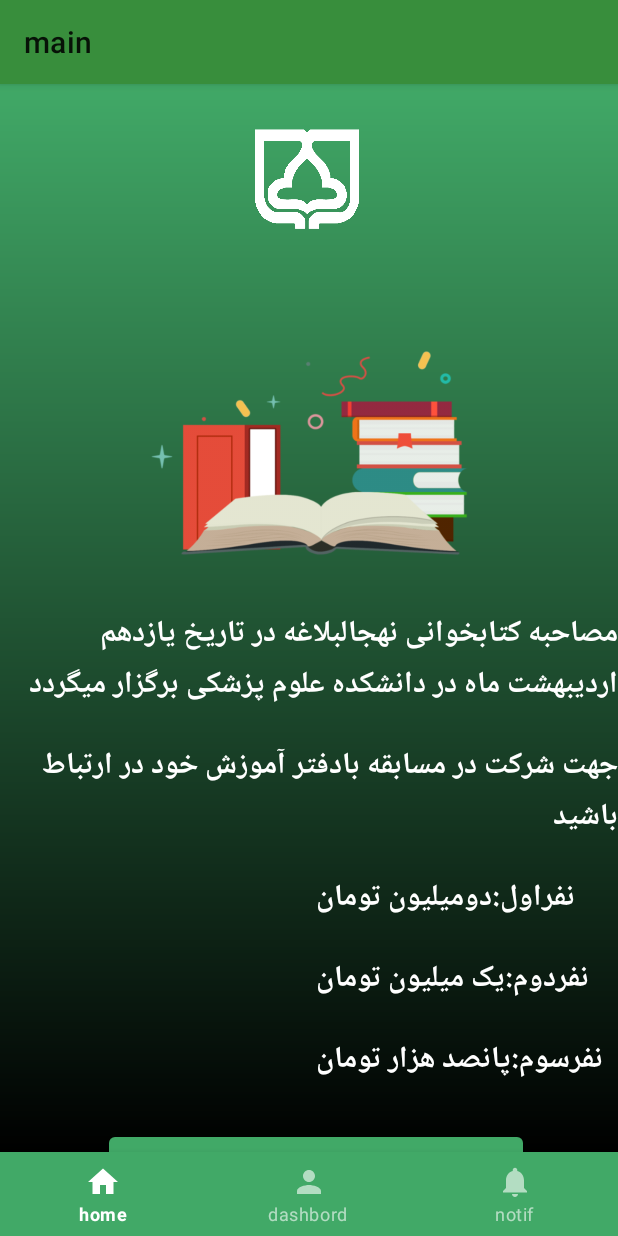
After one commit to Amirft79/semnanuni, an Android app: the ReadBookFragment screen opened through its navigation route, on a phone screen of 412 x 824 dp. The commit adds this screen. Run offline under Robolectric (Android 15) with nearby library versions, the phone set to English and light mode, and no system bars; our stand-ins replace navigation-ui.

Commit message:
commit for the readBook fragment

```diff
--- a/app/src/main/java/ir/ac/semnan/golestan/app/mysemnanuni/ui/DashboardFragment.kt
+++ b/app/src/main/java/ir/ac/semnan/golestan/app/mysemnanuni/ui/DashboardFragment.kt
@@ -65,5 +65,9 @@ class DashboardFragment : Fragment() {
             val action=DashboardFragmentDirections.actionDashboardFragmentToPhoneFragment()
             navController.navigate(action)
         }
+        binding.cardTwo.setOnClickListener {
+            val action=DashboardFragmentDirections.actionDashboardFragmentToReadBookFragment()
+            navController.navigate(action)
+        }
     }
 }
--- /dev/null
+++ b/app/src/main/java/ir/ac/semnan/golestan/app/mysemnanuni/ui/ReadBookFragment.kt
@@ -0,0 +1,34 @@
+package ir.ac.semnan.golestan.app.mysemnanuni.ui
+
+import android.os.Bundle
+import androidx.fragment.app.Fragment
+import android.view.LayoutInflater
+import android.view.View
+import android.view.ViewGroup
+import ir.ac.semnan.golestan.app.mysemnanuni.R
+import ir.ac.semnan.golestan.app.mysemnanuni.databinding.FragmentReadBookBinding
+
+class ReadBookFragment : Fragment() {
+
+    var _Binding:FragmentReadBookBinding?=null
+    val binding get() = _Binding!!
+
+
+
+
+    override fun onCreate(savedInstanceState: Bundle?) {
+        super.onCreate(savedInstanceState)
+
+    }
+
+    override fun onCreateView(
+        inflater: LayoutInflater, container: ViewGroup?,
+        savedInstanceState: Bundle?
+    ): View? {
+
+        _Binding=FragmentReadBookBinding.inflate(layoutInflater)
+        return binding.root
+
+    }
+
+}
--- /dev/null
+++ b/app/src/main/res/layout/fragment_read_book.xml
@@ -0,0 +1,130 @@
+<?xml version="1.0" encoding="utf-8"?>
+<FrameLayout xmlns:android="http://schemas.android.com/apk/res/android"
+    xmlns:tools="http://schemas.android.com/tools"
+    android:layout_width="match_parent"
+    android:layout_height="match_parent"
+    xmlns:app="http://schemas.android.com/apk/res-auto"
+    android:background="@drawable/main_shape_geradiant"
+    tools:context=".ui.ReadBookFragment">
+
+    <androidx.constraintlayout.widget.ConstraintLayout
+        android:layout_width="match_parent"
+        android:layout_height="match_parent">
+
+        <ImageView
+            android:id="@+id/iv_logo"
+            android:layout_width="150dp"
+            android:layout_height="150dp"
+            android:src="@drawable/semnamunilogo"
+            app:layout_constraintStart_toStartOf="parent"
+            app:layout_constraintEnd_toEndOf="parent"
+            app:layout_constraintTop_toTopOf="parent">
+        </ImageView>
+
+        <ImageView
+            android:id="@+id/iv_readBook"
+            android:layout_width="300dp"
+            android:layout_height="200dp"
+            app:layout_constraintStart_toStartOf="parent"
+            app:layout_constraintEnd_toEndOf="parent"
+            app:layout_constraintTop_toBottomOf="@id/iv_logo"
+            android:src="@drawable/readbook">
+        </ImageView>
+
+
+        <TextView
+            android:id="@+id/tv_1"
+            android:layout_width="wrap_content"
+            android:layout_height="wrap_content"
+            app:layout_constraintEnd_toEndOf="parent"
+            app:layout_constraintTop_toBottomOf="@id/iv_readBook"
+            android:textColor="#ffffff"
+            android:textSize="20sp"
+            android:textStyle="bold"
+            android:text="مصاحبه کتابخوانی نهجالبلاغه در تاریخ یازدهم اردیبهشت ماه در دانشکده علوم پزشکی برگزار میگردد">
+        </TextView>
+
+        <TextView
+            android:id="@+id/tv_2"
+            android:layout_width="wrap_content"
+            android:layout_height="wrap_content"
+            app:layout_constraintEnd_toEndOf="@id/tv_1"
+            app:layout_constraintTop_toBottomOf="@id/tv_1"
+            android:textColor="#ffffff"
+            android:textSize="20sp"
+            android:textStyle="bold"
+            android:layout_marginTop="20dp"
+            android:text="جهت شرکت در مسابقه بادفتر آموزش خود در ارتباط باشید">
+        </TextView>
+
+        <LinearLayout
+            android:id="@+id/linearLayout"
+            android:layout_width="wrap_content"
+            android:layout_height="wrap_content"
+            android:orientation="vertical"
+            app:layout_constraintEnd_toEndOf="parent"
+            app:layout_constraintTop_toBottomOf="@id/tv_2">
+
+            <TextView
+                android:id="@+id/tv_3"
+                android:layout_width="wrap_content"
+                android:layout_height="wrap_content"
+                android:layout_marginTop="20dp"
+                android:layout_marginEnd="10dp"
+                android:text="نفراول:دومیلیون تومان"
+                android:textColor="#ffffff"
+                android:textSize="20sp"
+                android:textStyle="bold"
+                app:layout_constraintEnd_toEndOf="@id/tv_1"
+                app:layout_constraintTop_toBottomOf="@id/tv_1"></TextView>
+
+            <TextView
+                android:id="@+id/tv_4"
+                android:layout_width="wrap_content"
+                android:layout_height="wrap_content"
+                android:layout_marginTop="20dp"
+                android:layout_marginEnd="10dp"
+                android:text="نفردوم:یک میلیون تومان"
+                android:textColor="#ffffff"
+                android:textSize="20sp"
+                android:textStyle="bold"
+
+                app:layout_constraintEnd_toEndOf="@id/tv_1"
+                app:layout_constraintTop_toBottomOf="@id/tv_1"></TextView>
+
+            <TextView
+                android:id="@+id/tv_5"
+                android:layout_width="wrap_content"
+                android:layout_height="wrap_content"
+                android:layout_marginTop="20dp"
+                android:layout_marginEnd="10dp"
+                android:text="نفرسوم:پانصد هزار تومان"
+                android:textColor="#ffffff"
+                android:textSize="20sp"
+                android:textStyle="bold"
+                app:layout_constraintEnd_toEndOf="@id/tv_1"
+                app:layout_constraintTop_toBottomOf="@id/tv_1">
+            </TextView>
+
+        </LinearLayout>
+
+
+        <Button
+            android:layout_width="276dp"
+            android:layout_height="48dp"
+            android:layout_marginTop="28dp"
+            android:text="لینک دانلود کتاب"
+            android:textSize="20sp"
+            android:textStyle="bold"
+            app:layout_constraintEnd_toEndOf="parent"
+            app:layout_constraintHorizontal_bias="0.532"
+            app:layout_constraintStart_toStartOf="parent"
+            app:layout_constraintTop_toBottomOf="@+id/linearLayout">
+        </Button>
+
+
+    </androidx.constraintlayout.widget.ConstraintLayout>
+
+
+
+</FrameLayout>
--- a/app/src/main/res/navigation/main_navigation.xml
+++ b/app/src/main/res/navigation/main_navigation.xml
@@ -36,6 +36,9 @@
         <action
             android:id="@+id/action_dashboardFragment_to_phoneFragment"
             app:destination="@id/phoneFragment" />
+        <action
+            android:id="@+id/action_dashboardFragment_to_readBookFragment"
+            app:destination="@id/readBookFragment" />
     </fragment>
     <fragment
         android:id="@+id/notifictionFragment"
@@ -137,4 +140,13 @@
             android:id="@+id/action_phoneFragment_to_dashboardFragment"
             app:destination="@id/dashboardFragment" />
     </fragment>
+    <fragment
+        android:id="@+id/readBookFragment"
+        android:name="ir.ac.semnan.golestan.app.mysemnanuni.ui.ReadBookFragment"
+        android:label="fragment_read_book"
+        tools:layout="@layout/fragment_read_book" >
+        <action
+            android:id="@+id/action_readBookFragment_to_dashboardFragment"
+            app:destination="@id/dashboardFragment" />
+    </fragment>
 </navigation>
```
Also changed, not shown: app/src/main/res/drawable/readbook.png (added).
